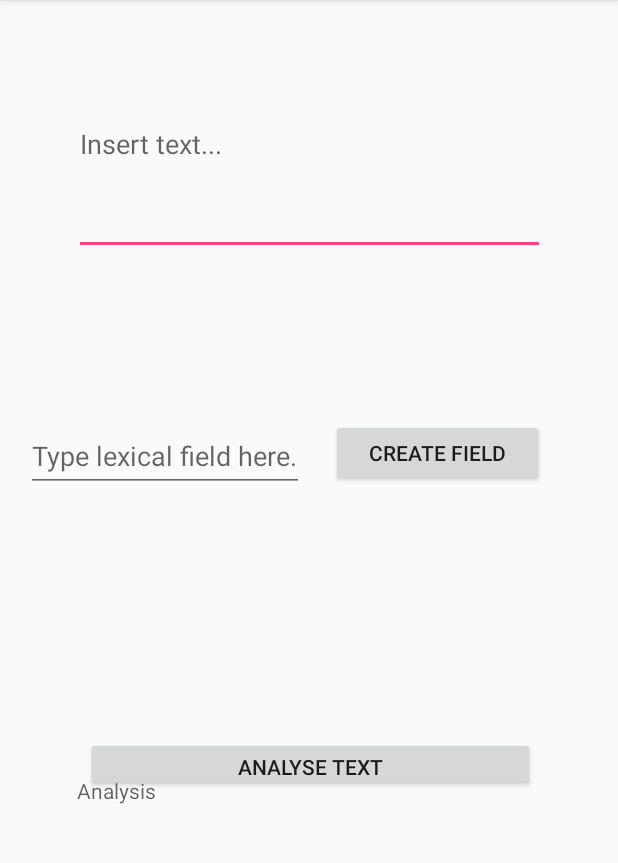
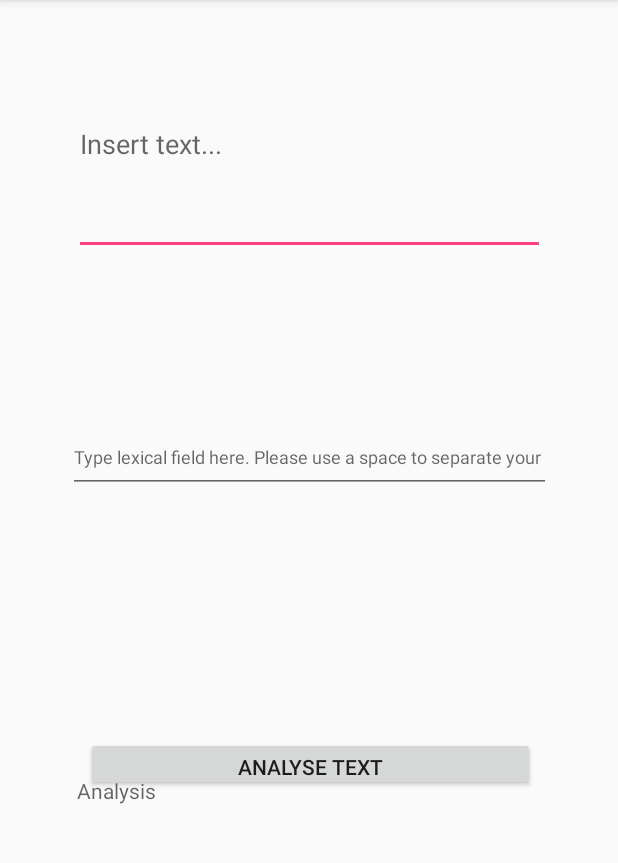
Before and after one commit to davinaSanders/FirstAndroidProject, an Android app: the CreativeActivity screen opened directly, with no data from a screen before it, on a phone screen of 412 x 824 dp, the part 84-947 px from its top. Run offline under Robolectric (Android 15) with nearby library versions, the phone set to English and light mode, and no system bars.

Commit message:
altered the design of creative activity and added an event listener

```diff
--- a/app/src/main/res/layout/activity_creative.xml
+++ b/app/src/main/res/layout/activity_creative.xml
@@ -30,6 +30,7 @@
         android:layout_marginEnd="8dp"
         android:layout_marginStart="8dp"
         android:layout_marginTop="8dp"
+        android:onClick="onButtonCreativeAnalysisClick"
         android:text="Analyse Text"
         app:layout_constraintBottom_toBottomOf="parent"
         app:layout_constraintEnd_toEndOf="parent"
@@ -61,7 +62,7 @@
 
     <EditText
         android:id="@+id/lexicalField"
-        android:layout_width="185dp"
+        android:layout_width="322dp"
         android:layout_height="48dp"
         android:layout_marginBottom="8dp"
         android:layout_marginEnd="8dp"
@@ -70,27 +71,11 @@
         android:ems="10"
         android:hint="Type lexical field here. Please use a space to separate your words"
         android:inputType="textShortMessage"
+        android:textSize="12sp"
         app:layout_constraintBottom_toBottomOf="parent"
         app:layout_constraintEnd_toEndOf="parent"
-        app:layout_constraintHorizontal_bias="0.043"
         app:layout_constraintStart_toStartOf="parent"
         app:layout_constraintTop_toTopOf="parent"
-        app:layout_constraintVertical_bias="0.386" />
-
-    <Button
-        android:id="@+id/lexicalButtonID"
-        android:layout_width="142dp"
-        android:layout_height="45dp"
-        android:layout_marginBottom="8dp"
-        android:layout_marginEnd="8dp"
-        android:layout_marginStart="8dp"
-        android:layout_marginTop="8dp"
-        android:text="Create Field"
-        app:layout_constraintBottom_toBottomOf="parent"
-        app:layout_constraintEnd_toEndOf="parent"
-        app:layout_constraintHorizontal_bias="0.2"
-        app:layout_constraintStart_toEndOf="@+id/lexicalField"
-        app:layout_constraintTop_toTopOf="parent"
-        app:layout_constraintVertical_bias="0.384" />
+        app:layout_constraintVertical_bias="0.387" />
 
 </android.support.constraint.ConstraintLayout>
```
Also changed, not shown: app/src/main/java/com/codeshcool/writingaid/CreativeActivity.java (+22 -6 lines).
